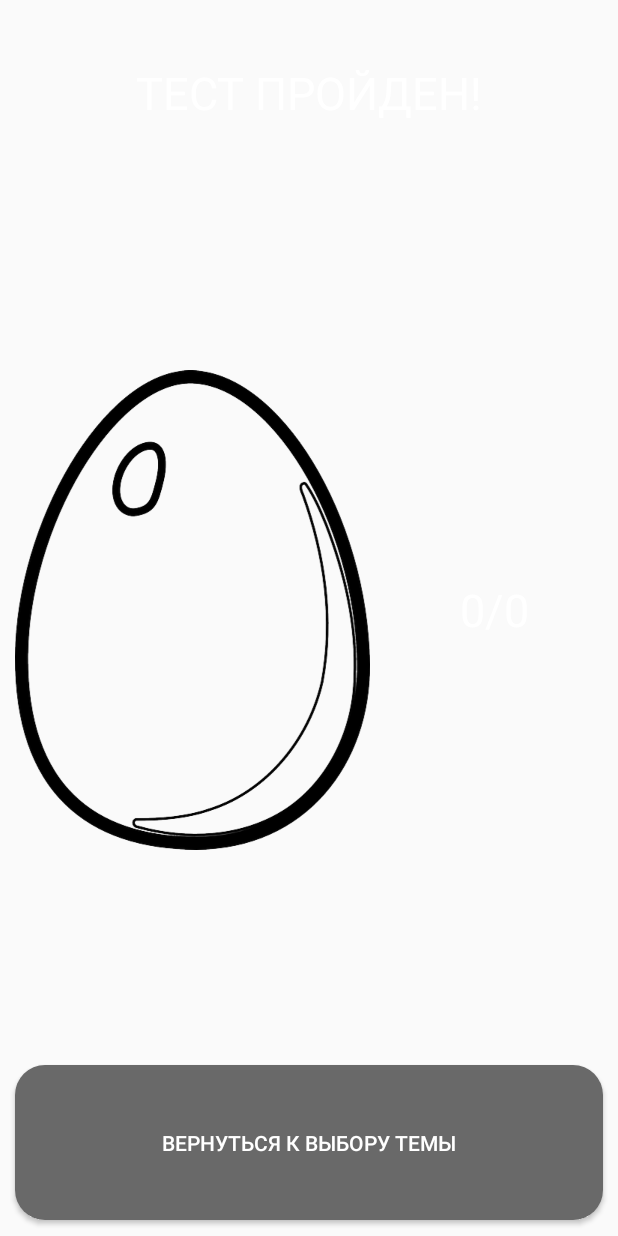
After one commit to CrocodileCO/Quiz-androidApp, an Android app: the fragment ResultFragment shown on its own in the app's theme, on a phone screen of 412 x 824 dp. The commit adds this screen. Run offline under Robolectric (Android 15) with nearby library versions, the phone set to English and light mode, and no system bars; 2 statements that could not run were skipped.

Commit message:
Add result fragment with egg animation

```diff
--- a/app/src/main/java/com/crocodile/quiz/fragment/QuestionFragment.java
+++ b/app/src/main/java/com/crocodile/quiz/fragment/QuestionFragment.java
@@ -118,7 +118,9 @@ public class QuestionFragment extends Fragment {
                         answered = true;
                         ((QuestionActivity) getActivity()).setQuestionAnswered();
                     } else {
-                        bc.switchText();
+                        for (ButtonContainer button : buttons) {
+                            button.switchText();
+                        }
                     }
                 }
             });
--- /dev/null
+++ b/app/src/main/java/com/crocodile/quiz/fragment/ResultFragment.java
@@ -0,0 +1,82 @@
+package com.crocodile.quiz.fragment;
+
+import android.graphics.drawable.ClipDrawable;
+import android.os.Bundle;
+import android.os.Handler;
+import android.support.annotation.Nullable;
+import android.support.v4.app.Fragment;
+import android.view.LayoutInflater;
+import android.view.View;
+import android.view.ViewGroup;
+import android.widget.Button;
+import android.widget.ImageView;
+import android.widget.TextView;
+
+import com.crocodile.quiz.R;
+import com.crocodile.quiz.activity.QuestionActivity;
+
+
+public class ResultFragment extends Fragment {
+
+    private Button backButton;
+    private TextView resultTextView;
+    private ClipDrawable mImageDrawable;
+    private ImageView imageView;
+    private Handler mHandler;
+    private Runnable animateImage;
+    private int rightAnswers;
+    private int totalAnswers;
+    private int level;
+    private int targetLevel;
+
+    @Override
+    public View onCreateView(LayoutInflater inflater, ViewGroup container,
+                             Bundle savedInstanceState) {
+
+        return inflater.inflate(R.layout.test_result_fragment, container, false);
+    }
+
+    @Override
+    public void onActivityCreated(@Nullable Bundle savedInstanceState) {
+        super.onActivityCreated(savedInstanceState);
+
+        backButton = getActivity().findViewById(R.id.button_result_back);
+        resultTextView = getActivity().findViewById(R.id.result_text_view);
+        imageView = getActivity().findViewById(R.id.result_image_inside);
+
+        rightAnswers = getArguments().getInt("rightAnswers");
+        totalAnswers = getArguments().getInt("totalAnswers");
+        resultTextView.setText(rightAnswers + "/" + totalAnswers);
+
+        mHandler = new Handler();
+        mImageDrawable = (ClipDrawable) imageView.getDrawable();
+        level = 0;
+        targetLevel = (int)(((double) rightAnswers / (double) totalAnswers ) * 10000D);
+        mImageDrawable.setLevel(level);
+        animateImage = new Runnable() {
+
+            @Override
+            public void run() {
+                addClip();
+            }
+        };
+        mHandler.post(animateImage);
+
+        backButton.setOnClickListener(new View.OnClickListener() {
+            @Override
+            public void onClick(View view) {
+                ((QuestionActivity)getActivity()).ExitTest();
+            }
+        });
+    }
+
+    private void addClip() {
+        if (level < targetLevel) {
+            level += 100;
+            mImageDrawable.setLevel(level);
+            mHandler.postDelayed(animateImage, 25);
+        } else {
+            mHandler.removeCallbacks(animateImage);
+        }
+    }
+}
--- /dev/null
+++ b/app/src/main/res/drawable/clip_source.xml
@@ -0,0 +1,5 @@
+<?xml version="1.0" encoding="utf-8"?>
+<clip xmlns:android="http://schemas.android.com/apk/res/android"
+    android:clipOrientation="vertical"
+    android:drawable="@drawable/egg_inside"
+    android:gravity="bottom" />
--- /dev/null
+++ b/app/src/main/res/layout/test_result_fragment.xml
@@ -0,0 +1,117 @@
+<?xml version="1.0" encoding="utf-8"?>
+<RelativeLayout
+    xmlns:android="http://schemas.android.com/apk/res/android" android:layout_width="match_parent"
+    android:layout_height="match_parent">
+
+    <LinearLayout
+        android:layout_width="match_parent"
+        android:layout_height="match_parent"
+        android:orientation="vertical">
+
+        <RelativeLayout
+            android:layout_width="match_parent"
+            android:layout_height="0dp"
+            android:layout_weight="0.15"
+            android:id="@+id/result_header">
+
+            <TextView
+                android:layout_width="match_parent"
+                android:layout_height="wrap_content"
+                android:text="ТЕСТ ПРОЙДЕН!"
+                android:layout_centerVertical="true"
+                android:layout_centerHorizontal="true"
+                android:gravity="center"
+                android:textSize="30sp"
+                android:textColor="@android:color/white" />
+
+        </RelativeLayout>
+
+        <RelativeLayout
+            android:layout_width="match_parent"
+            android:layout_height="0dp"
+            android:layout_weight="0.7"
+            android:id="@+id/result_middle">
+
+            <LinearLayout
+                android:layout_width="match_parent"
+                android:layout_height="wrap_content"
+                android:layout_alignParentTop="true"
+                android:layout_alignParentBottom="true"
+                android:orientation="horizontal"
+                android:paddingBottom="30dp"
+                android:paddingTop="20dp">
+
+
+                <RelativeLayout
+                    android:id="@+id/result_image_container"
+                    android:layout_width="0dp"
+                    android:layout_height="wrap_content"
+                    android:layout_weight="0.6"
+                    android:layout_gravity="center"
+                    android:paddingLeft="10sp">
+
+
+
+                    <ImageView
+                        android:id="@+id/result_image_inside"
+                        android:layout_width="match_parent"
+                        android:layout_height="match_parent"
+                        android:src="@drawable/clip_source"
+                        android:scaleType="fitCenter" />
+
+                    <ImageView
+                        android:id="@+id/result_image_frame"
+                        android:layout_width="match_parent"
+                        android:layout_height="match_parent"
+                        android:src="@drawable/egg"
+                        android:scaleType="fitCenter" />
+
+                </RelativeLayout>
+
+
+                <RelativeLayout
+                    android:layout_width="0dp"
+                    android:layout_height="wrap_content"
+                    android:layout_weight="0.4"
+                    android:layout_gravity="center">
+
+                    <TextView
+                        android:id="@+id/result_text_view"
+                        android:layout_width="match_parent"
+                        android:layout_height="wrap_content"
+                        android:text=""
+                        android:textSize="30dp"
+                        android:textColor="@android:color/white"
+                        android:layout_centerHorizontal="true"
+                        android:gravity="center" />
+
+                </RelativeLayout>
+
+            </LinearLayout>
+
+        </RelativeLayout>
+
+        <RelativeLayout
+            android:layout_width="match_parent"
+            android:layout_height="0dp"
+            android:layout_weight="0.15"
+            android:id="@+id/result_footer">
+
+            <Button
+                android:id="@+id/button_result_back"
+                android:layout_width="match_parent"
+                android:layout_height="match_parent"
+                android:layout_centerVertical="true"
+                android:layout_centerHorizontal="true"
+                android:layout_margin="10dp"
+                android:background="@drawable/button_background"
+                android:textColor="@android:color/white"
+                android:text="ВЕРНУТЬСЯ К ВЫБОРУ ТЕМЫ"/>
+
+        </RelativeLayout>
+
+
+
+    </LinearLayout>
+
+</RelativeLayout>
```
Also changed, not shown: app/src/main/java/com/crocodile/quiz/activity/QuestionActivity.java (+51 -42 lines), app/src/main/res/drawable/egg.png (added), app/src/main/res/drawable/egg_inside.png (added), app/src/main/res/drawable/topic_background.png (deleted).
